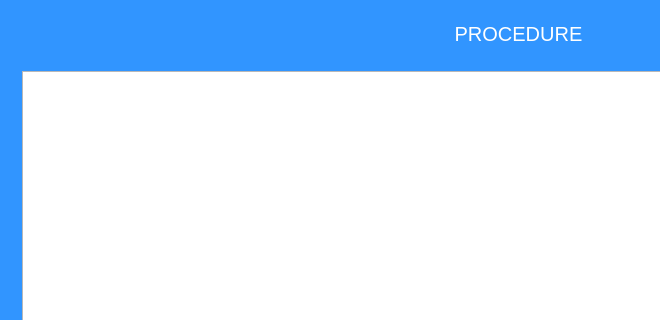
Above: mainwindowrp.ui from giuseppedifatta/SistemaRP before the change; both pictures show x 0 to 660 and y 0 to 320 of the 1037 by 607 pixel window. Below: the same form after it.
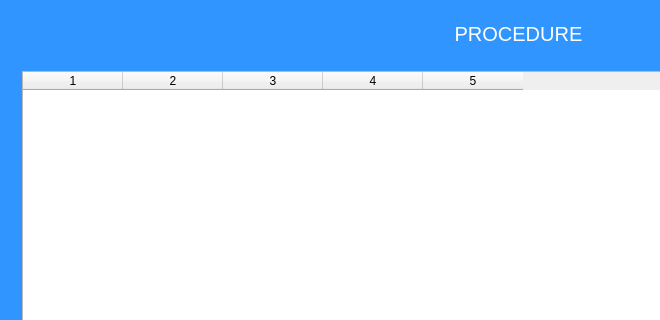
That is the form after the change. The open tabs and pages were chosen to show the change.

Patch:
```diff
--- a/mainwindowrp.ui
+++ b/mainwindowrp.ui
@@ -189,7 +189,16 @@
            </layout>
           </item>
           <item row="1" column="0">
-           <widget class="QTableWidget" name="tableWidget_vistaProcedure"/>
+           <widget class="QTableWidget" name="tableWidget_vistaProcedure">
+            <property name="columnCount">
+             <number>5</number>
+            </property>
+            <column/>
+            <column/>
+            <column/>
+            <column/>
+            <column/>
+           </widget>
           </item>
          </layout>
         </item>
```
Left out of the diff: 8 changed lines with no effect on the pictures.
